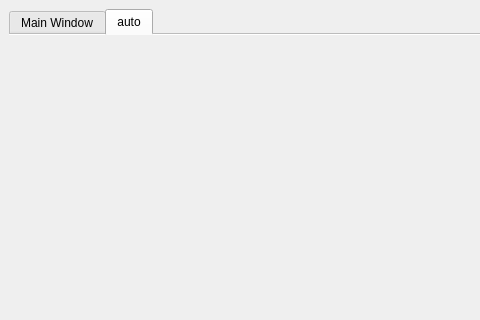
The window that gui/mainMenu.ui (void2412/vpt-python) describes before a commit, drawn with Qt 5; both pictures show x 0 to 480 and y 0 to 320 of the 924 by 606 pixel window.
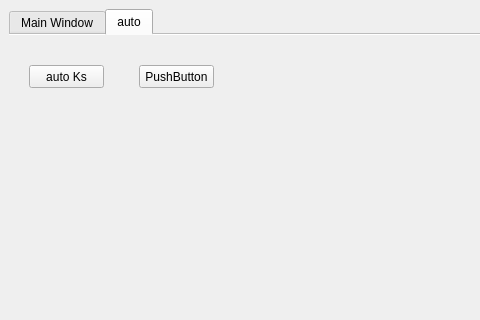
The same window after the commit. The open tabs and pages were chosen to show the change.

What changed in the file:
```diff
--- a/gui/mainMenu.ui
+++ b/gui/mainMenu.ui
@@ -36,7 +36,7 @@
     </size>
    </property>
    <layout class="QGridLayout" name="gridLayout">
-    <item row="0" column="0">
+    <item row="0" column="1">
      <widget class="QTabWidget" name="tabWidget">
       <property name="sizeIncrement">
        <size>
@@ -198,6 +198,32 @@
        <attribute name="title">
         <string>auto</string>
        </attribute>
+       <widget class="QPushButton" name="autoKsBtn">
+        <property name="geometry">
+         <rect>
+          <x>20</x>
+          <y>30</y>
+          <width>75</width>
+          <height>23</height>
+         </rect>
+        </property>
+        <property name="text">
+         <string>auto Ks</string>
+        </property>
+       </widget>
+       <widget class="QPushButton" name="pushButton_2">
+        <property name="geometry">
+         <rect>
+          <x>130</x>
+          <y>30</y>
+          <width>75</width>
+          <height>23</height>
+         </rect>
+        </property>
+        <property name="text">
+         <string>PushButton</string>
+        </property>
+       </widget>
       </widget>
      </widget>
     </item>
```
Left out of the diff: 2 changed lines with no effect on the pictures.
